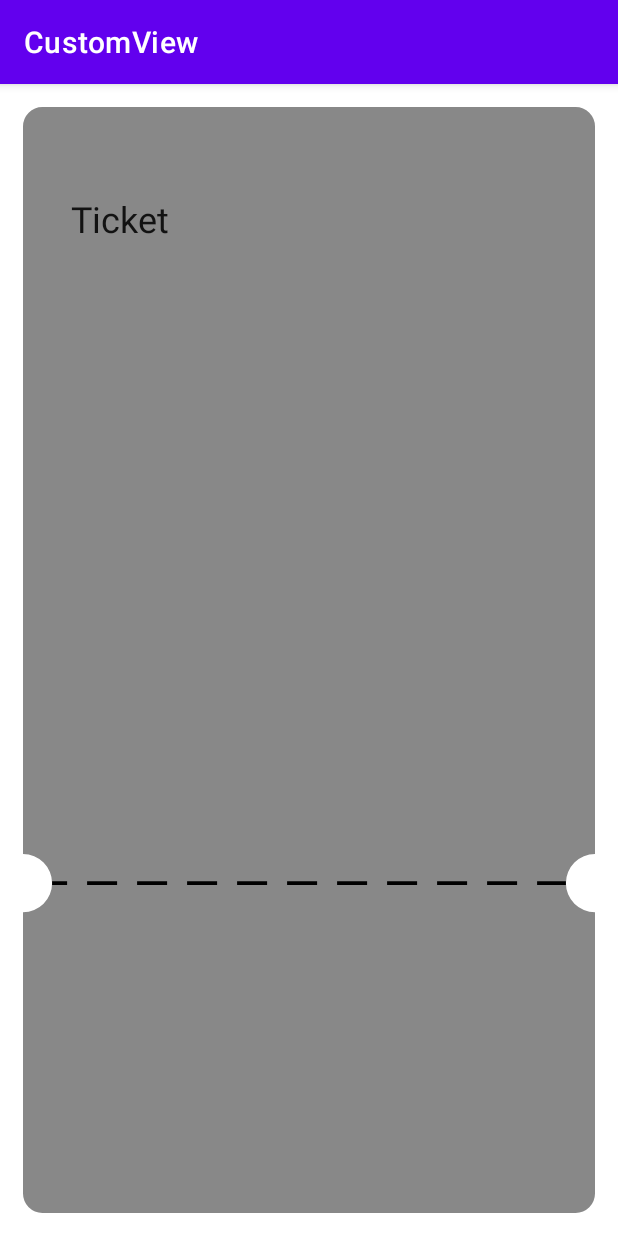
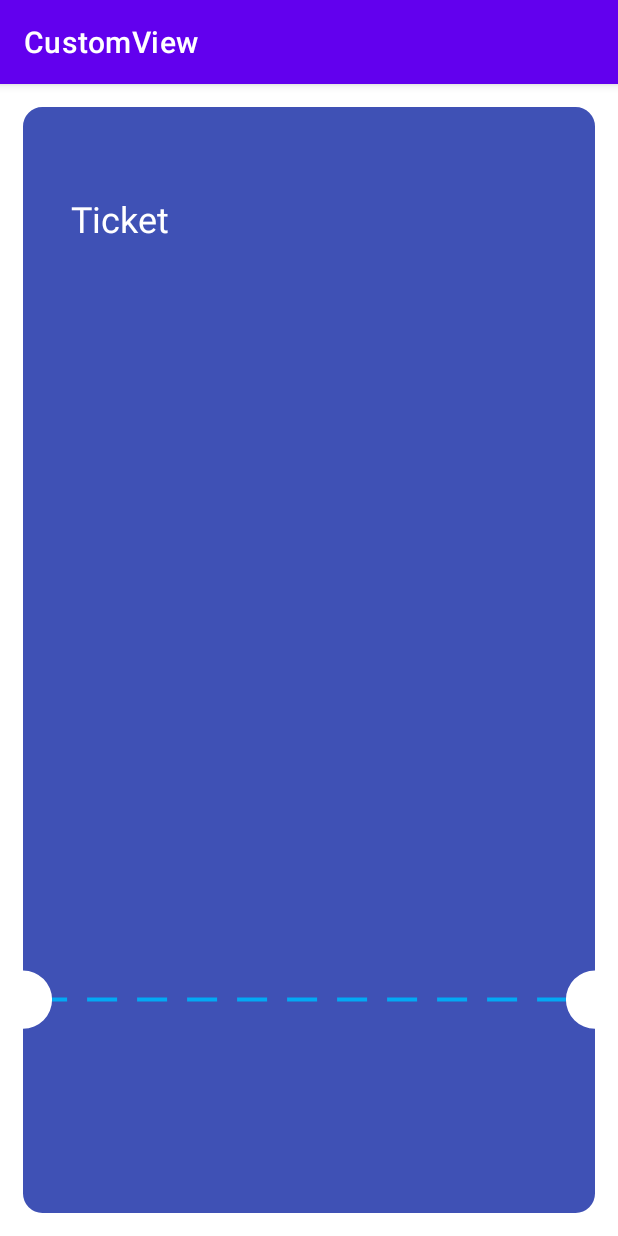
Before and after one commit to fast050/DrawShape, an Android app: the screen it shows after launch (MainActivity), on a phone screen of 412 x 824 dp. Run offline under Robolectric (Android 15) with nearby library versions, the phone set to English and light mode, and no system bars.

Commit message:
implement color with background and divider

```diff
--- a/app/src/main/java/com/example/customview/TicketBackGroundShape.kt
+++ b/app/src/main/java/com/example/customview/TicketBackGroundShape.kt
@@ -15,10 +15,10 @@ class TicketBackGroundShape(context: Context, attrs: AttributeSet?) : View(conte
     private var ticketShapeHeight = 166f
     private var ticketDividerHeight = 103f
     private var ticketCornerShape: Int = 0
+    private var ticketBackgroundColor:Int = Color.GRAY
+    private var ticketDividerColor:Int = Color.BLACK
 
     init {
-        paint.color = Color.GRAY
-
         val typedArray: TypedArray = context.theme.obtainStyledAttributes(
             attrs, R.styleable.TicketBackGroundShape, 0, 0
         )
@@ -49,6 +49,11 @@ class TicketBackGroundShape(context: Context, attrs: AttributeSet?) : View(conte
                     150f
                 )
 
+            ticketBackgroundColor=
+                typedArray.getColor(R.styleable.TicketBackGroundShape_ticketBackgroundColor , Color.GRAY)
+
+            ticketDividerColor=
+                typedArray.getColor(R.styleable.TicketBackGroundShape_ticketDividerColor , Color.BLACK)
         } finally {
             typedArray.recycle()
         }
@@ -57,6 +62,7 @@ class TicketBackGroundShape(context: Context, attrs: AttributeSet?) : View(conte
     override fun onDraw(canvas: Canvas?) {
         super.onDraw(canvas)
 
+        paint.color = ticketBackgroundColor
         canvas?.let {
             when (ticketCornerShape) {
                 0 -> drawTicket(canvas)
@@ -112,7 +118,7 @@ class TicketBackGroundShape(context: Context, attrs: AttributeSet?) : View(conte
         canvas.drawPath(path, paint)
 
         val paints = Paint().apply {
-            color = Color.BLACK
+            color = ticketDividerColor
             strokeWidth = 2f.Scale()
             style = Paint.Style.STROKE
             paint.flags = Paint.ANTI_ALIAS_FLAG
@@ -220,7 +226,7 @@ class TicketBackGroundShape(context: Context, attrs: AttributeSet?) : View(conte
         canvas.drawPath(path, paint)
 
         val paints = Paint().apply {
-            color = Color.BLACK
+            color = ticketDividerColor
             strokeWidth = 2f.Scale()
             style = Paint.Style.STROKE
             pathEffect = DashPathEffect(floatArrayOf(30f, 20f), 15f)
--- a/app/src/main/res/layout/activity_main.xml
+++ b/app/src/main/res/layout/activity_main.xml
@@ -6,14 +6,25 @@
     android:layout_height="match_parent"
     tools:context=".MainActivity">
 
+    <androidx.core.widget.NestedScrollView
+        android:layout_width="match_parent"
+        android:fillViewport="true"
+        android:layout_height="match_parent">
+
+        <androidx.constraintlayout.widget.ConstraintLayout
+            android:layout_width="match_parent"
+            android:layout_height="match_parent">
+
             <com.example.customview.TicketBackGroundShape
                 android:id="@+id/ticketBackGroundShape"
                 android:layout_width="match_parent"
                 android:layout_margin="15dp"
                 android:layout_height="match_parent"
                 app:ticketShapeHeight="570"
-        app:ticketDividerHeight="400"
+                app:ticketDividerHeight="460"
                 app:ticketInternalRadius="10dp"
+                app:ticketBackgroundColor="#3F51B5"
+                app:ticketDividerColor="#03A9F4"
                 app:layout_constraintBottom_toBottomOf="parent"
                 app:layout_constraintEnd_toEndOf="parent"
                 app:ticketCornerShape="round"
@@ -27,6 +38,7 @@
                 android:layout_width="wrap_content"
                 android:layout_height="wrap_content"
                 android:text="Ticket"
+                android:textColor="@color/white"
                 app:layout_constraintBottom_toBottomOf="@+id/ticketBackGroundShape"
                 app:layout_constraintEnd_toEndOf="@+id/ticketBackGroundShape"
                 app:layout_constraintHorizontal_bias="0.101"
@@ -35,3 +47,13 @@
                 app:layout_constraintVertical_bias="0.082" />
 
         </androidx.constraintlayout.widget.ConstraintLayout>
+
+
+
+    </androidx.core.widget.NestedScrollView>
+
+
+
+
+
+</androidx.constraintlayout.widget.ConstraintLayout>
--- a/app/src/main/res/values/attrs_ticket_back_ground_shape.xml
+++ b/app/src/main/res/values/attrs_ticket_back_ground_shape.xml
@@ -11,6 +11,9 @@
     <attr name="ticketDividerPercentage" format="integer"/>
     <attr name="ticketShapeHeight" format="float"/>
     <attr name="ticketDividerHeight" format="float"/>
+    <attr name="ticketBackgroundColor" format="color" />
+    <attr name="ticketDividerColor" format="color" />
+
 
 </declare-styleable>
 
```
Lines whose indentation alone changed are shown as unchanged.
